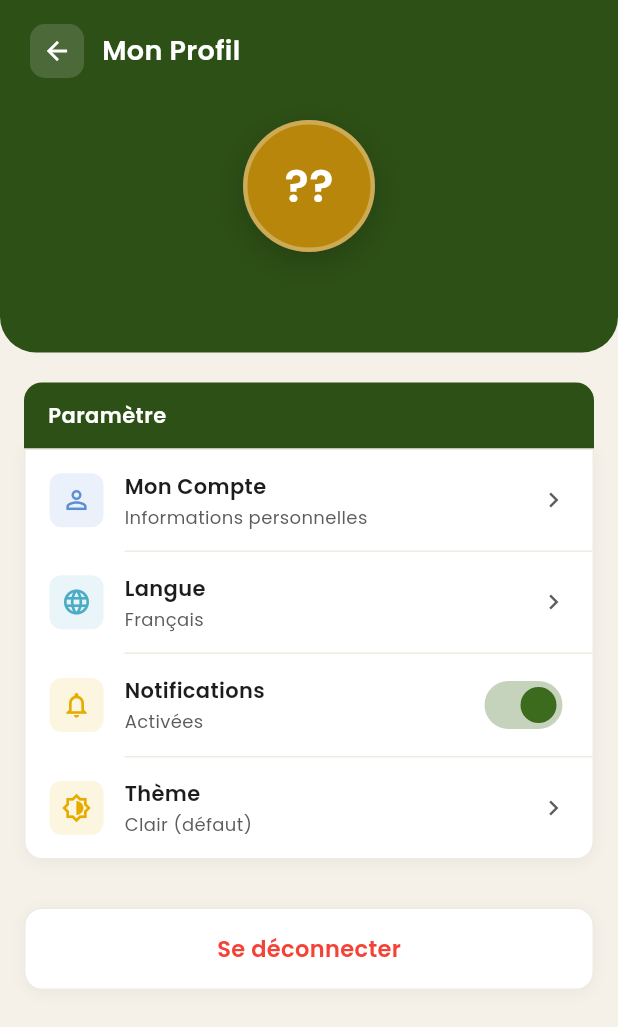
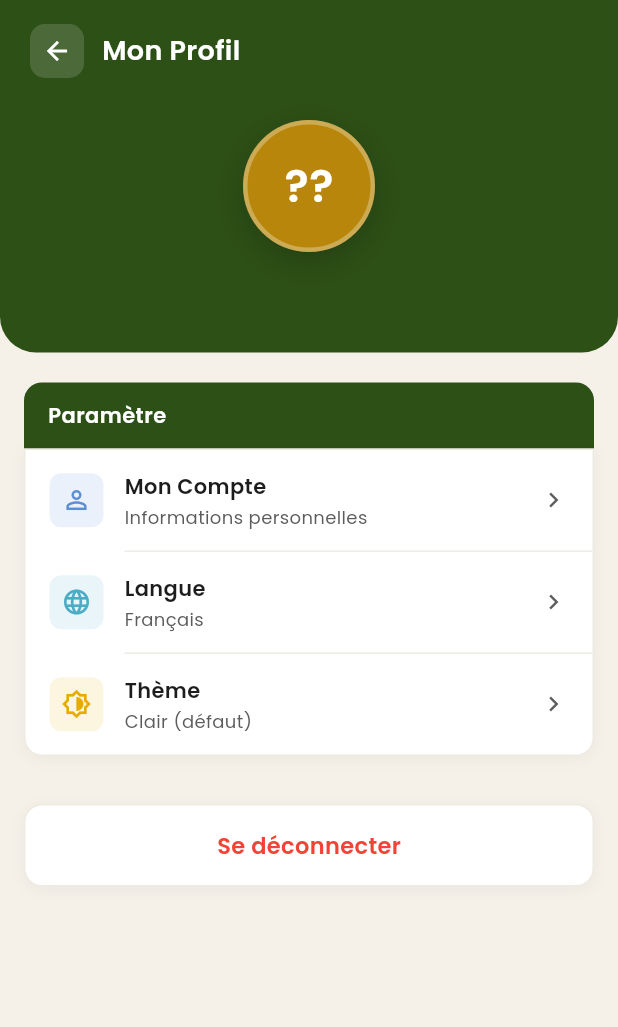
Before and after one commit to NADAEB21/epos-pfe, a Flutter app: the ProfileScreen screen opened directly, on a phone screen of 412 x 824 dp. Shown: the top 1027 px of the screen. Run offline on Flutter 3.47's test engine with Material 3 defaults, Android fonts, the phone set to English and light mode, and no system bars; our stand-ins replace dio, equatable, flutter_bloc, flutter_secure_storage, logger, pretty_dio_logger and 2 more; missing offline and left inert: stomp_dart_client; accounts and stored records are empty.

Commit message:
fix(mobile): W3+W4 — rouvrir un etudiant ne ment plus (#335), le profil dit vrai
Quatre verites retablies (registre S39, P0) :

1. #335 — la fiche etudiant restaure enfin l'ABSENCE et la REMARQUE depuis
   l'entite au lieu de repartir de « Present » + champ vide : un etudiant
   declare absent reapparaissait present, et re-verrouiller aurait ecrase la
   verite serveur par les valeurs par defaut. Les notes, elles, etaient
   restaurees — c'est ce qui rendait le piege invisible. Fige par 2 tests
   widget (toggle + champ remarque).

2. Le profil affiche les VRAIS roles (displayRoles — le getter ecrit pour
   cette ligne et jamais appele) au lieu du litteral constant « Evaluateur » :
   un responsable qui evalue etait mal renseigne sur ses propres droits.
   Ajoute aussi sous l'identite dans l'en-tete.

3. Les reglages (langue, theme) SURVIVENT au lancement : SettingsStore sur
   shared_preferences (pas le coffre securise — son deleteAll() de deconnexion
   aurait efface les preferences), lus avant runApp, ecrits a chaque
   changement. 3 tests (defauts, aller-retour, valeur corrompue).

4. L'interrupteur « Notifications » est SUPPRIME (widget, evenement, champ,
   cles de traduction) : il ne pilotait rien — aucun plugin, aucun
   consommateur du booleen ; il animait son propre libelle.

dart analyze : 0 erreur, 0 warning (une deprecation en moins). Tests unit 46/46.

Co-Authored-By: Claude Fable 5 <noreply@anthropic.com>

```diff
--- a/epos_mobile/lib/app.dart
+++ b/epos_mobile/lib/app.dart
@@ -11,6 +11,7 @@ import 'features/grading/domain/repositories/grading_repository.dart';
 import 'features/home/domain/repositories/session_repository.dart';
 import 'features/home/presentation/bloc/session_bloc.dart';
 import 'features/home/presentation/screens/home_screen.dart';
+import 'features/profile/data/settings_store.dart';
 import 'features/profile/domain/entities/profile_settings.dart';
 import 'features/profile/presentation/bloc/profile_bloc.dart';
 import 'core/offline/offline_bloc.dart';
@@ -21,12 +22,19 @@ class EposApp extends StatefulWidget {
   final GradingRepository gradingRepository;
   final ApiClient?        apiClient;
 
+  /// W4 — réglages persistés : lus AVANT runApp (main.dart), écrits par
+  /// ProfileBloc à chaque changement. Null en test : comportement mémoire.
+  final SettingsStore?    settingsStore;
+  final ProfileSettings?  initialSettings;
+
   const EposApp({
     super.key,
     required this.authRepository,
     required this.sessionRepository,
     required this.gradingRepository,
     this.apiClient,
+    this.settingsStore,
+    this.initialSettings,
   });
 
   @override
@@ -64,7 +72,13 @@ class _EposAppState extends State<EposApp> {
     // BF1.3 / changement de mot de passe (écran Profil) — ProfileBloc a
     // besoin de l'AuthRepository pour appeler le vrai endpoint
     // PUT /auth/change-password au lieu de l'ancienne validation mock.
-    _profileBloc = ProfileBloc(authRepository: widget.authRepository);
+    // W4 — les réglages arrivent déjà lus (main.dart) et chaque changement
+    // est écrit par le bloc : la langue et le thème survivent au lancement.
+    _profileBloc = ProfileBloc(
+      authRepository:  widget.authRepository,
+      settingsStore:   widget.settingsStore,
+      initialSettings: widget.initialSettings,
+    );
     _offlineBloc = OfflineBloc();
 
     _authBloc.stream.listen((state) {
--- /dev/null
+++ b/epos_mobile/lib/features/profile/data/settings_store.dart
@@ -0,0 +1,46 @@
+// lib/features/profile/data/settings_store.dart
+// ================================================
+// W4 (S39) — LES RÉGLAGES SURVIVENT ENFIN AU LANCEMENT.
+//
+// Avant : ProfileBloc naissait sur `ProfileSettings()` et aucun gestionnaire
+// n'écrivait nulle part — un évaluateur arabophone re-choisissait sa langue
+// chaque matin, le thème sombre s'oubliait à chaque démarrage.
+//
+// SharedPreferences et PAS le stockage sécurisé : la langue et le thème ne
+// sont pas des secrets, et surtout `TokenStore.deleteAll()` (déconnexion,
+// échec de refresh) efface TOUT le coffre — les réglages doivent survivre à
+// une déconnexion, pas mourir avec les jetons.
+
+import 'package:shared_preferences/shared_preferences.dart';
+
+import '../domain/entities/profile_settings.dart';
+
+class SettingsStore {
+  static const _kLanguage = 'settings.language';
+  static const _kTheme    = 'settings.theme';
+
+  final SharedPreferences _prefs;
+
+  SettingsStore(this._prefs);
+
+  static Future<SettingsStore> open() async =>
+      SettingsStore(await SharedPreferences.getInstance());
+
+  ProfileSettings load() {
+    final lang = _prefs.getString(_kLanguage);
+    final theme = _prefs.getString(_kTheme);
+    return ProfileSettings(
+      language: AppLanguage.values.firstWhere(
+        (l) => l.code == lang,
+        orElse: () => AppLanguage.french,
+      ),
+      themeMode: theme == 'dark' ? AppThemeMode.dark : AppThemeMode.light,
+    );
+  }
+
+  Future<void> save(ProfileSettings settings) async {
+    await _prefs.setString(_kLanguage, settings.language.code);
+    await _prefs.setString(
+        _kTheme, settings.themeMode == AppThemeMode.dark ? 'dark' : 'light');
+  }
+}
--- a/epos_mobile/lib/features/profile/domain/entities/profile_settings.dart
+++ b/epos_mobile/lib/features/profile/domain/entities/profile_settings.dart
@@ -40,29 +40,29 @@ extension AppThemeModeExtension on AppThemeMode {
   }
 }
 
+// W4 (S39) — `notificationsEnabled` supprimé : l'interrupteur ne pilotait
+// RIEN (aucun plugin, aucun consommateur — il animait son propre libellé).
+// Un réglage qui ne règle rien est une promesse vide ; il reviendra avec un
+// vrai canal de notification, pas avant.
 class ProfileSettings extends Equatable {
   final AppLanguage  language;
-  final bool         notificationsEnabled;
   final AppThemeMode themeMode;
 
   const ProfileSettings({
-    this.language             = AppLanguage.french,
-    this.notificationsEnabled = true,
-    this.themeMode            = AppThemeMode.light,
+    this.language  = AppLanguage.french,
+    this.themeMode = AppThemeMode.light,
   });
 
   ProfileSettings copyWith({
     AppLanguage?  language,
-    bool?         notificationsEnabled,
     AppThemeMode? themeMode,
   }) {
     return ProfileSettings(
-      language:             language             ?? this.language,
-      notificationsEnabled: notificationsEnabled ?? this.notificationsEnabled,
-      themeMode:            themeMode            ?? this.themeMode,
+      language:  language  ?? this.language,
+      themeMode: themeMode ?? this.themeMode,
     );
   }
 
   @override
-  List<Object?> get props => [language, notificationsEnabled, themeMode];
+  List<Object?> get props => [language, themeMode];
 }
--- a/epos_mobile/lib/features/profile/presentation/bloc/profile_bloc.dart
+++ b/epos_mobile/lib/features/profile/presentation/bloc/profile_bloc.dart
@@ -13,6 +13,7 @@ import 'package:flutter_bloc/flutter_bloc.dart';
 import 'package:equatable/equatable.dart';
 
 import '../../../auth/domain/repositories/auth_repository.dart';
+import '../../data/settings_store.dart';
 import '../../domain/entities/profile_settings.dart';
 
 // ========================
@@ -31,12 +32,8 @@ class ProfileLanguageChanged extends ProfileEvent {
   List<Object?> get props => [language];
 }
 
-class ProfileNotificationsToggled extends ProfileEvent {
-  final bool enabled;
-  const ProfileNotificationsToggled(this.enabled);
-  @override
-  List<Object?> get props => [enabled];
-}
+// W4 — ProfileNotificationsToggled supprimé avec l'interrupteur qu'il servait :
+// il ne pilotait aucun canal de notification (aucun consommateur du booléen).
 
 class ProfileThemeChanged extends ProfileEvent {
   final AppThemeMode themeMode;
@@ -99,37 +96,45 @@ class ProfilePasswordError extends ProfileState {
 class ProfileBloc extends Bloc<ProfileEvent, ProfileState> {
   final AuthRepository _authRepository;
 
-  ProfileBloc({required AuthRepository authRepository})
-      : _authRepository = authRepository,
-        super(const ProfileLoaded(ProfileSettings())) {
+  /// W4 — persistance des réglages. Nullable : les tests et le mode mock
+  /// peuvent s'en passer ; sans store, le comportement redevient « mémoire ».
+  final SettingsStore? _settingsStore;
+
+  ProfileBloc({
+    required AuthRepository authRepository,
+    SettingsStore? settingsStore,
+    ProfileSettings? initialSettings,
+  })  : _authRepository = authRepository,
+        _settingsStore = settingsStore,
+        super(ProfileLoaded(initialSettings ?? const ProfileSettings())) {
     on<ProfileLanguageChanged>(_onLanguageChanged);
-    on<ProfileNotificationsToggled>(_onNotificationsToggled);
     on<ProfileThemeChanged>(_onThemeChanged);
     on<ProfilePasswordChangeRequested>(_onPasswordChangeRequested);
     on<ProfilePasswordChangeDismissed>(_onPasswordChangeDismissed);
+  }
+
+  /// W4 — chaque changement s'écrit immédiatement (meilleur effort : un échec
+  /// d'écriture ne casse jamais le changement à l'écran).
+  void _persist(ProfileSettings settings) {
+    _settingsStore?.save(settings).catchError((_) {});
   }
 
   void _onLanguageChanged(
       ProfileLanguageChanged event,
       Emitter<ProfileState> emit,
       ) {
-    emit(ProfileLoaded(state.settings.copyWith(language: event.language)));
-  }
-
-  void _onNotificationsToggled(
-      ProfileNotificationsToggled event,
-      Emitter<ProfileState> emit,
-      ) {
-    emit(ProfileLoaded(
-      state.settings.copyWith(notificationsEnabled: event.enabled),
-    ));
+    final next = state.settings.copyWith(language: event.language);
+    _persist(next);
+    emit(ProfileLoaded(next));
   }
 
   void _onThemeChanged(
       ProfileThemeChanged event,
       Emitter<ProfileState> emit,
       ) {
-    emit(ProfileLoaded(state.settings.copyWith(themeMode: event.themeMode)));
+    final next = state.settings.copyWith(themeMode: event.themeMode);
+    _persist(next);
+    emit(ProfileLoaded(next));
   }
 
   /// Appelle le vrai backend (PUT /auth/change-password) via AuthRepository.
--- a/epos_mobile/lib/features/profile/presentation/screens/profile_screen.dart
+++ b/epos_mobile/lib/features/profile/presentation/screens/profile_screen.dart
@@ -31,9 +31,6 @@ class _T {
       'mon_compte':       'Mon Compte',
       'infos_perso':      'Informations personnelles',
       'langue':           'Langue',
-      'notifs':           'Notifications',
-      'notifs_on':        'Activées',
-      'notifs_off':       'Désactivées',
       'theme':            'Thème',
       'deconnexion':      'Se déconnecter',
       'confirm_deco':     'Déconnexion',
@@ -61,9 +58,6 @@ class _T {
       'mon_compte':       'My Account',
       'infos_perso':      'Personal information',
       'langue':           'Language',
-      'notifs':           'Notifications',
-      'notifs_on':        'Enabled',
-      'notifs_off':       'Disabled',
       'theme':            'Theme',
       'deconnexion':      'Log out',
       'confirm_deco':     'Log out',
@@ -91,9 +85,6 @@ class _T {
       'mon_compte':       'حسابي',
       'infos_perso':      'المعلومات الشخصية',
       'langue':           'اللغة',
-      'notifs':           'الإشعارات',
-      'notifs_on':        'مفعّلة',
-      'notifs_off':       'معطّلة',
       'theme':            'المظهر',
       'deconnexion':      'تسجيل الخروج',
       'confirm_deco':     'تسجيل الخروج',
@@ -305,6 +296,19 @@ class _ProfileHeader extends StatelessWidget {
               ),
             ),
           ],
+          // W4 — les rôles RÉELS sous l'identité (« Responsable de matière ·
+          // Évaluateur ») : la personne sait ce que la plateforme sait d'elle.
+          if (user != null) ...[
+            const SizedBox(height: 6),
+            Text(
+              user!.displayRoles,
+              textAlign: TextAlign.center,
+              style: TextStyle(
+                color: Colors.white.withValues(alpha: 0.85),
+                fontSize: 12.5, fontWeight: FontWeight.w500,
+              ),
+            ),
+          ],
         ],
       ),
     );
@@ -366,21 +370,9 @@ class _ProfileBody extends StatelessWidget {
                   context, state.settings.language, lang, isDark,
                 ),
               ),
-              _Divider(color: borderColor),
-              _SettingsTileWithSwitch(
-                icon:          Icons.notifications_outlined,
-                iconColor:     const Color(0xFFE6AC00),
-                title:         _T.get(lang, 'notifs'),
-                subtitle:      state.settings.notificationsEnabled
-                    ? _T.get(lang, 'notifs_on')
-                    : _T.get(lang, 'notifs_off'),
-                value:         state.settings.notificationsEnabled,
-                textPrimary:   textPrimColor,
-                textSecondary: textSecColor,
-                onChanged: (val) => context
-                    .read<ProfileBloc>()
-                    .add(ProfileNotificationsToggled(val)),
-              ),
+              // W4 — l'interrupteur « Notifications » est SUPPRIMÉ : il ne
+              // pilotait rien (aucun plugin, aucun consommateur du booléen) —
+              // il animait son propre libellé. Il reviendra avec un vrai canal.
               _Divider(color: borderColor),
               _SettingsTile(
                 icon:          Icons.brightness_6_outlined,
@@ -536,68 +528,6 @@ class _SettingsTile extends StatelessWidget {
             Icon(Icons.chevron_right, color: textSecondary, size: 20),
           ],
         ),
-      ),
-    );
-  }
-}
-
-class _SettingsTileWithSwitch extends StatelessWidget {
-  final IconData   icon;
-  final Color      iconColor;
-  final String     title;
-  final String     subtitle;
-  final bool       value;
-  final Color      textPrimary;
-  final Color      textSecondary;
-  final ValueChanged<bool> onChanged;
-
-  const _SettingsTileWithSwitch({
-    required this.icon,
-    required this.iconColor,
-    required this.title,
-    required this.subtitle,
-    required this.value,
-    required this.textPrimary,
-    required this.textSecondary,
-    required this.onChanged,
-  });
-
-  @override
-  Widget build(BuildContext context) {
-    return Padding(
-      padding: const EdgeInsets.symmetric(horizontal: 16, vertical: 10),
-      child: Row(
-        children: [
-          Container(
-            width: 36, height: 36,
-            decoration: BoxDecoration(
-              color: iconColor.withValues(alpha: 0.12),
-              borderRadius: BorderRadius.circular(8),
-            ),
-            child: Icon(icon, color: iconColor, size: 20),
-          ),
-          const SizedBox(width: 14),
-          Expanded(
-            child: Column(
-              crossAxisAlignment: CrossAxisAlignment.start,
-              children: [
-                Text(title,
-                    style: TextStyle(
-                        fontSize: 14, fontWeight: FontWeight.w600,
-                        color: textPrimary)),
-                const SizedBox(height: 2),
-                Text(subtitle,
-                    style: TextStyle(fontSize: 12, color: textSecondary)),
-              ],
-            ),
-          ),
-          Switch(
-            value:           value,
-            onChanged:       onChanged,
-            activeColor:     AppTheme.primary,
-            activeTrackColor: AppTheme.primary.withValues(alpha: 0.3),
-          ),
-        ],
       ),
     );
   }
@@ -769,7 +699,11 @@ void _showAccountDialog(
                     ),
                     _InfoRow(
                       label:  _T.get(lang, 'poste'),
-                      value:  _T.get(lang, 'evaluateur'),
+                      // W4 — le VRAI cumul de rôles, plus un littéral constant :
+                      // un responsable qui évalue lisait « Évaluateur » tout
+                      // court — mal renseigné sur ses propres droits.
+                      // displayRoles avait été écrit pour cette ligne.
+                      value:  user?.displayRoles ?? '—',
                       isDark: isDark,
                     ),
                     const SizedBox(height: 20),
--- a/epos_mobile/pubspec.yaml
+++ b/epos_mobile/pubspec.yaml
@@ -52,6 +52,9 @@ dependencies:
 
   # === Authentification & Sécurité ===
   flutter_secure_storage: ^9.0.0  # Stockage sécurisé des tokens JWT
+  # W4 — réglages (langue/thème) : PAS le coffre sécurisé, dont deleteAll()
+  # (déconnexion) effacerait aussi les préférences. Voir settings_store.dart.
+  shared_preferences: ^2.2.0
 
   # === Base de données locale (offline) ===
   sqflite: ^2.3.2             # SQLite pour Flutter
```
Also changed, not shown: epos_mobile/lib/features/grading/presentation/screens/student_detail_screen.dart (+13 -0 lines), epos_mobile/lib/main.dart (+7 -0 lines), epos_mobile/pubspec.lock, 2 other files.
